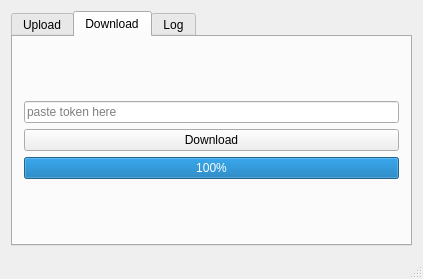
The window that src/client/uploaderwindow.ui (aszczepanski/http-server) describes before a commit, drawn with Qt 5.
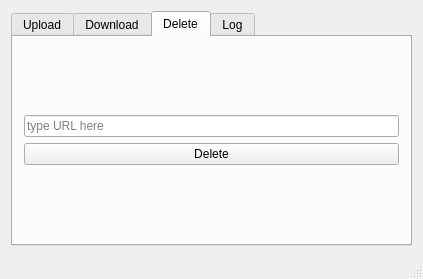
The same window after the commit. The open tabs and pages were chosen to show the change.

Commit message: delete tab UI

Diff of the .ui file:
```diff
--- a/src/client/uploaderwindow.ui
+++ b/src/client/uploaderwindow.ui
@@ -96,7 +96,7 @@
             <item>
              <widget class="QLineEdit" name="downloadPickerEdit">
               <property name="placeholderText">
-               <string>paste token here</string>
+               <string>type URL here</string>
               </property>
              </widget>
             </item>
@@ -118,6 +118,31 @@
           </item>
          </layout>
         </widget>
+        <widget class="QWidget" name="tab">
+         <attribute name="title">
+          <string>Delete</string>
+         </attribute>
+         <layout class="QGridLayout" name="gridLayout_5">
+          <item row="0" column="0">
+           <layout class="QGridLayout" name="deleterLayout">
+            <item row="1" column="0">
+             <widget class="QPushButton" name="deleteButton">
+              <property name="text">
+               <string>Delete</string>
+              </property>
+             </widget>
+            </item>
+            <item row="0" column="0">
+             <widget class="QLineEdit" name="deleteEdit">
+              <property name="placeholderText">
+               <string>type URL here</string>
+              </property>
+             </widget>
+            </item>
+           </layout>
+          </item>
+         </layout>
+        </widget>
         <widget class="QWidget" name="logTab">
          <attribute name="title">
           <string>Log</string>
```
